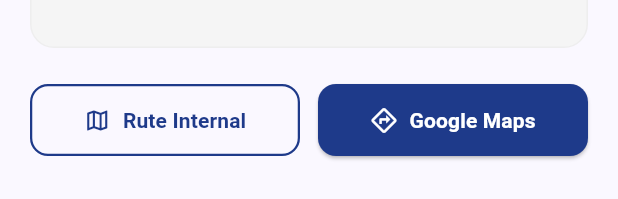
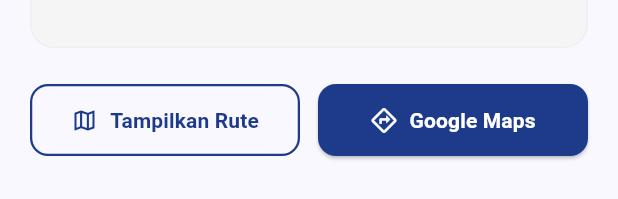
Before and after one commit to nzahrans/GIS_Optimized, a Flutter app: the WargaInfoSheet widget shown alone on an empty page, opened directly with empty values, on a phone screen of 412 x 824 dp. Shown: the part 288-487 px from the top of the screen. Run offline on Flutter 3.47's test engine with Material 3 defaults, Android fonts, the phone set to English and light mode, and no system bars; our stand-ins replace cloud_firestore, firebase_auth, firebase_core, firebase_storage, geolocator, google_maps_flutter and 1 more; accounts and stored records are empty.

Commit message:
Update UI tampilkan rute osrm

```diff
--- a/lib/widgets/warga_info_sheet.dart
+++ b/lib/widgets/warga_info_sheet.dart
@@ -154,7 +154,7 @@
                         padding: const EdgeInsets.symmetric(vertical: 14),
                       ),
                       icon: const Icon(Icons.map_outlined, size: 18),
-                      label: const Text("Rute Internal", style: TextStyle(fontSize: 14, fontWeight: FontWeight.bold)),
+                      label: const Text("Tampilkan Rute", style: TextStyle(fontSize: 14, fontWeight: FontWeight.bold)),
                       onPressed: onRoutePressed,
                     ),
                   ),
```
